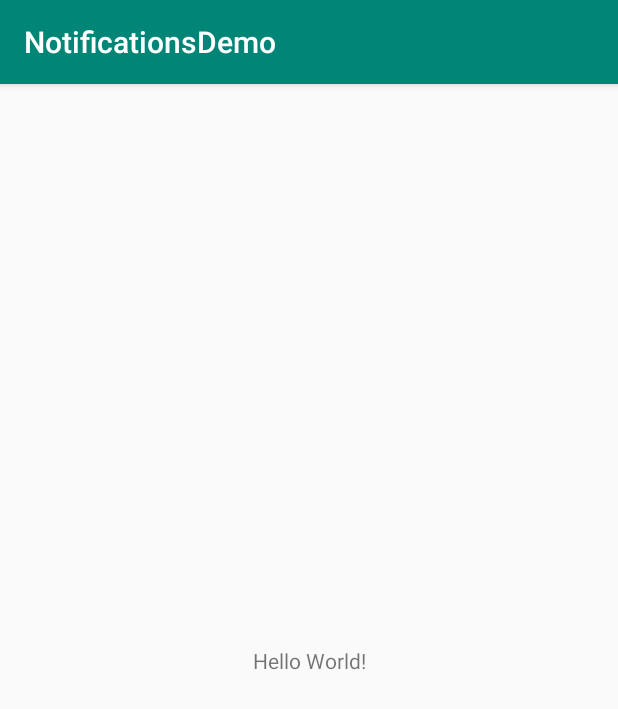
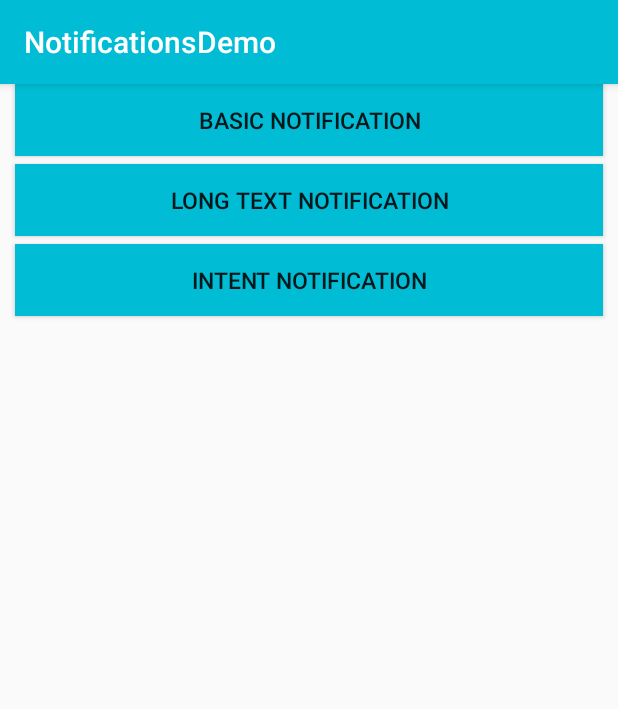
Before and after one commit to monicaivan25/NotificationsDemo, an Android app: the screen it shows after launch (MainActivity), on a phone screen of 412 x 824 dp. Shown: the top 709 px of the screen. Run offline under Robolectric (Android 15) with nearby library versions, the phone set to English and light mode, and no system bars.

Commit message:
Finished basic and intent notification

```diff
--- a/app/build.gradle
+++ b/app/build.gradle
@@ -17,6 +17,10 @@ android {
             proguardFiles getDefaultProguardFile('proguard-android-optimize.txt'), 'proguard-rules.pro'
         }
     }
+    compileOptions {
+        sourceCompatibility = '1.8'
+        targetCompatibility = '1.8'
+    }
 }
 
 dependencies {
@@ -26,4 +30,6 @@ dependencies {
     testImplementation 'junit:junit:4.12'
     androidTestImplementation 'androidx.test:runner:1.2.0'
     androidTestImplementation 'androidx.test.espresso:espresso-core:3.2.0'
+
+    implementation "com.android.support:support-compat:28.0.0"
 }
--- a/app/src/main/AndroidManifest.xml
+++ b/app/src/main/AndroidManifest.xml
@@ -9,6 +9,7 @@
         android:roundIcon="@mipmap/ic_launcher_round"
         android:supportsRtl="true"
         android:theme="@style/AppTheme">
+        <activity android:name=".Cat"></activity>
         <activity android:name=".MainActivity">
             <intent-filter>
                 <action android:name="android.intent.action.MAIN" />
--- a/app/src/main/java/com/monicaivan/notificationsdemo/MainActivity.java
+++ b/app/src/main/java/com/monicaivan/notificationsdemo/MainActivity.java
@@ -1,14 +1,79 @@
 package com.monicaivan.notificationsdemo;
 
 import androidx.appcompat.app.AppCompatActivity;
+import androidx.core.app.NotificationCompat;
+import androidx.core.app.NotificationManagerCompat;
 
+import android.app.NotificationChannel;
+import android.app.NotificationManager;
+import android.app.PendingIntent;
+import android.content.Intent;
+import android.os.Build;
 import android.os.Bundle;
+import android.view.View;
+import android.widget.Button;
 
 public class MainActivity extends AppCompatActivity {
+
+    final private String CHANNEL_ID = "channel_id";
+    private NotificationManagerCompat notificationManager;
+
 
     @Override
     protected void onCreate(Bundle savedInstanceState) {
         super.onCreate(savedInstanceState);
         setContentView(R.layout.activity_main);
+        createNotificationChannel();
+        notificationManager = NotificationManagerCompat.from(this);
+
+        findViewById(R.id.basic_notification_button).setOnClickListener(view -> createBasicNotification());
+        findViewById(R.id.long_text_notification_button).setOnClickListener(view -> createBasicNotificationLongText());
+        findViewById(R.id.intent_notification_button).setOnClickListener(view -> createIntentNotification());
+    }
+
+    private void createBasicNotification() {
+        NotificationCompat.Builder builder = new NotificationCompat.Builder(this, CHANNEL_ID)
+                .setSmallIcon(R.drawable.ic_notifications)
+                .setContentTitle("Basic Notification")
+                .setContentText("One line text.")
+                .setPriority(NotificationCompat.PRIORITY_DEFAULT);
+        notificationManager.notify(1, builder.build());
+    }
+
+    private void createBasicNotificationLongText() {
+        NotificationCompat.Builder builder = new NotificationCompat.Builder(this, CHANNEL_ID)
+                .setSmallIcon(R.drawable.ic_notifications)
+                .setContentTitle("Notification Title")
+                .setStyle(new NotificationCompat.BigTextStyle()
+                        .bigText("This is a notification with a longer paragraph. This is a notification with a longer paragraph."))
+                .setPriority(NotificationCompat.PRIORITY_DEFAULT);
+        notificationManager.notify(2, builder.build());
+    }
+
+    private void createIntentNotification() {
+        Intent intent = new Intent(this, Cat.class);
+        intent.setFlags(Intent.FLAG_ACTIVITY_NEW_TASK | Intent.FLAG_ACTIVITY_CLEAR_TASK);
+        PendingIntent pendingIntent = PendingIntent.getActivity(this, 0, intent, 0);
+        NotificationCompat.Builder builder = new NotificationCompat.Builder(this, CHANNEL_ID)
+                .setSmallIcon(R.drawable.ic_notifications)
+                .setContentTitle("Cat")
+                .setContentText("Meow.")
+                .setContentIntent(pendingIntent)
+                .setPriority(NotificationCompat.PRIORITY_DEFAULT);
+        notificationManager.notify(3, builder.build());
+    }
+
+    private void createNotificationChannel() {
+
+        if (Build.VERSION.SDK_INT >= Build.VERSION_CODES.O) {
+            CharSequence name = getString(R.string.channel_name);
+            String description = getString(R.string.channel_description);
+            int importance = NotificationManager.IMPORTANCE_DEFAULT;
+            NotificationChannel channel = new NotificationChannel(CHANNEL_ID, name, importance);
+            channel.setDescription(description);
+
+            NotificationManager notificationManager = getSystemService(NotificationManager.class);
+            notificationManager.createNotificationChannel(channel);
+        }
     }
 }
--- /dev/null
+++ b/app/src/main/res/drawable/ic_notifications.xml
@@ -0,0 +1,9 @@
+<vector xmlns:android="http://schemas.android.com/apk/res/android"
+        android:width="24dp"
+        android:height="24dp"
+        android:viewportWidth="24.0"
+        android:viewportHeight="24.0">
+    <path
+        android:fillColor="#FF000000"
+        android:pathData="M12,22c1.1,0 2,-0.9 2,-2h-4c0,1.1 0.89,2 2,2zM18,16v-5c0,-3.07 -1.64,-5.64 -4.5,-6.32L13.5,4c0,-0.83 -0.67,-1.5 -1.5,-1.5s-1.5,0.67 -1.5,1.5v0.68C7.63,5.36 6,7.92 6,11v5l-2,2v1h16v-1l-2,-2z"/>
+</vector>
--- a/app/src/main/res/layout/activity_main.xml
+++ b/app/src/main/res/layout/activity_main.xml
@@ -1,18 +1,40 @@
 <?xml version="1.0" encoding="utf-8"?>
-<androidx.constraintlayout.widget.ConstraintLayout xmlns:android="http://schemas.android.com/apk/res/android"
+<RelativeLayout xmlns:android="http://schemas.android.com/apk/res/android"
     xmlns:app="http://schemas.android.com/apk/res-auto"
     xmlns:tools="http://schemas.android.com/tools"
     android:layout_width="match_parent"
     android:layout_height="match_parent"
     tools:context=".MainActivity">
 
-    <TextView
-        android:layout_width="wrap_content"
+    <Button
+        android:id="@+id/basic_notification_button"
+        android:layout_width="match_parent"
         android:layout_height="wrap_content"
-        android:text="Hello World!"
-        app:layout_constraintBottom_toBottomOf="parent"
-        app:layout_constraintLeft_toLeftOf="parent"
-        app:layout_constraintRight_toRightOf="parent"
-        app:layout_constraintTop_toTopOf="parent" />
+        android:background="@color/colorPrimary"
+        android:text="@string/basic_notification"
+        android:textSize="15sp"
+        android:layout_marginHorizontal="10dp"
+        />
 
-</androidx.constraintlayout.widget.ConstraintLayout>
+    <Button
+        android:id="@+id/long_text_notification_button"
+        android:layout_width="match_parent"
+        android:layout_height="wrap_content"
+        android:background="@color/colorPrimary"
+        android:text="Long Text Notification"
+        android:textSize="15sp"
+        android:layout_marginHorizontal="10dp"
+        android:layout_marginTop="5dp"
+        android:layout_below="@id/basic_notification_button"/>
+
+    <Button
+        android:id="@+id/intent_notification_button"
+        android:layout_width="match_parent"
+        android:layout_height="wrap_content"
+        android:background="@color/colorPrimary"
+        android:text="Intent Notification"
+        android:textSize="15sp"
+        android:layout_marginHorizontal="10dp"
+        android:layout_marginTop="5dp"
+        android:layout_below="@id/long_text_notification_button"/>
+</RelativeLayout>
--- a/app/src/main/res/values/colors.xml
+++ b/app/src/main/res/values/colors.xml
@@ -1,6 +1,6 @@
 <?xml version="1.0" encoding="utf-8"?>
 <resources>
-    <color name="colorPrimary">#008577</color>
-    <color name="colorPrimaryDark">#00574B</color>
-    <color name="colorAccent">#D81B60</color>
+    <color name="colorPrimary">#00BCD4</color>
+    <color name="colorPrimaryDark">#FF5722</color>
+    <color name="colorAccent">#673AB7</color>
 </resources>
--- a/app/src/main/res/values/strings.xml
+++ b/app/src/main/res/values/strings.xml
@@ -1,3 +1,6 @@
 <resources>
     <string name="app_name">NotificationsDemo</string>
+    <string name="basic_notification">Basic Notification</string>
+    <string name="channel_name">channel_name</string>
+    <string name="channel_description">channel_description</string>
 </resources>
```
Also changed, not shown: app/src/main/java/com/monicaivan/notificationsdemo/Cat.java (added, +14 -0 lines), app/src/main/res/layout/activity_cat.xml (added, +14 -0 lines), app/src/main/res/drawable/cat.jpg (added).
